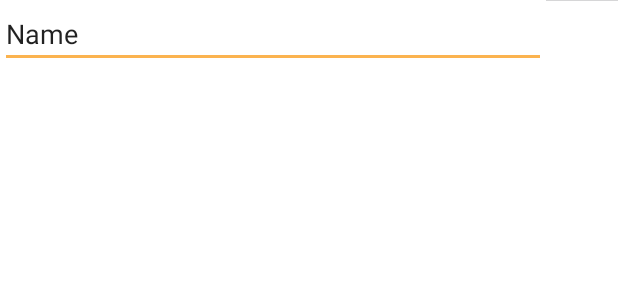
After one commit to fakhri-pradhana/MyTaniApp, an Android app: the layout popup_add_post.xml on its own in the app's theme, with its tools: preview values and no code run, on a phone screen of 412 x 824 dp. The commit adds this screen. Shown: the top 300 px of the screen. Run offline under Robolectric (Android 15) with nearby library versions, the phone set to English and light mode, and no system bars.

Commit message:
tampilan home, bisa upload image dan download image

```diff
--- a/app/build.gradle
+++ b/app/build.gradle
@@ -43,6 +43,7 @@ dependencies {
     implementation 'androidx.legacy:legacy-support-v4:1.0.0'
     implementation 'com.google.firebase:firebase-auth:20.0.1'
     implementation 'com.google.firebase:firebase-storage:19.2.0'
+    implementation 'com.squareup.picasso:picasso:2.71828'
 
     testImplementation 'junit:junit:4.+'
     androidTestImplementation 'androidx.test.ext:junit:1.1.2'
--- a/app/src/main/res/layout/fragment_profile.xml
+++ b/app/src/main/res/layout/fragment_profile.xml
@@ -24,8 +24,8 @@
                 android:layout_width="100dp"
                 android:layout_height="100dp"
                 android:layout_centerVertical="true"
-                tools:srcCompat="@drawable/ic_add_user_avatar"
-                app:tint="@color/white"/>
+                android:src="@drawable/ic_add_user_avatar"
+                android:scaleType="centerCrop"/>
 
             <TextView
                 android:id="@+id/tv_profile_full_name"
@@ -86,7 +86,7 @@
                         android:layout_height="30dp"
                         android:layout_centerHorizontal="true"
                         android:layout_marginTop="5dp"
-                        android:src="@drawable/ic_profil_bertanya" />
+                        android:background="@drawable/ic_profil_bertanya" />
 
                     <TextView
                         android:id="@+id/tv_profile_jml_pertanyaan"
--- /dev/null
+++ b/app/src/main/res/layout/popup_add_post.xml
@@ -0,0 +1,28 @@
+<?xml version="1.0" encoding="utf-8"?>
+<androidx.constraintlayout.widget.ConstraintLayout
+    xmlns:android="http://schemas.android.com/apk/res/android"
+    xmlns:app="http://schemas.android.com/apk/res-auto"
+    xmlns:tools="http://schemas.android.com/tools"
+    android:layout_width="match_parent"
+    android:layout_height="match_parent">
+
+    <ImageView
+        android:id="@+id/imageView"
+        android:layout_width="48dp"
+        android:layout_height="wrap_content"
+        app:layout_constraintEnd_toEndOf="parent"
+        tools:layout_editor_absoluteY="16dp"
+        tools:srcCompat="@tools:sample/avatars"
+        tools:ignore="MissingConstraints" />
+
+    <EditText
+        android:id="@+id/editTextTextPersonName"
+        android:layout_width="0dp"
+        android:layout_height="wrap_content"
+        android:ems="10"
+        android:inputType="textPersonName"
+        android:text="Name"
+        app:layout_constraintEnd_toStartOf="@+id/imageView"
+        app:layout_constraintStart_toStartOf="parent"
+        app:layout_constraintTop_toTopOf="parent" />
+</androidx.constraintlayout.widget.ConstraintLayout>
```
Also changed, not shown: app/src/main/java/com/android/mytani/fragment/ProfileFragment.java (+43 -4 lines).
